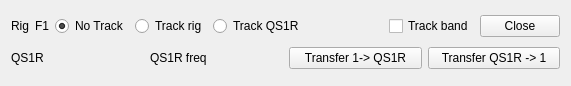
First picture: the form in mqt/Qs1rSync/MainWindow.ui, repository Rsclub22/Minos2-Mirror, before the edit.
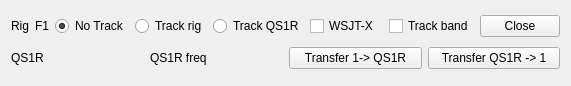
Second picture: the form after the edit.

Commit message: Start implementation of wsjt link to get frequency

Patch:
```diff
--- a/mqt/Qs1rSync/MainWindow.ui
+++ b/mqt/Qs1rSync/MainWindow.ui
@@ -70,6 +70,13 @@
           </attribute>
          </widget>
         </item>
+        <item>
+         <widget class="QCheckBox" name="wsjtxCb">
+          <property name="text">
+           <string>WSJT-X</string>
+          </property>
+         </widget>
+        </item>
         <item>
          <spacer name="horizontalSpacer">
           <property name="orientation">
```
The commit also changes 5 other files.
